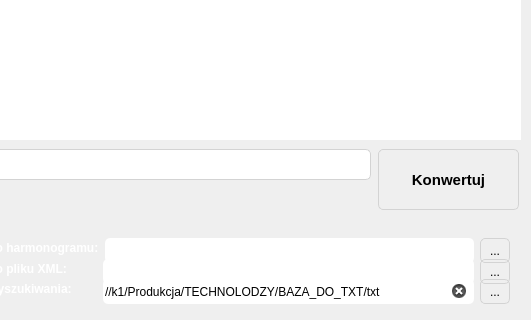
Above: mainwindow.ui from RStravinsky/ExcelToXML before the change; both pictures show x 90 to 621 and y 201 to 521 of the 621 by 521 pixel window. Below: the same form after it.
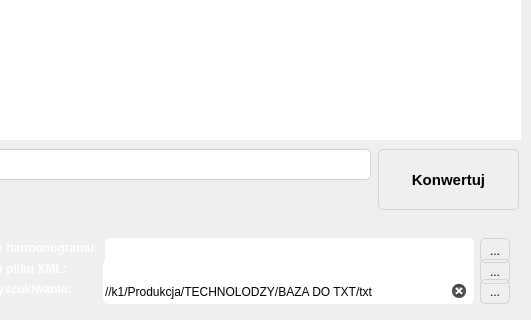
That is the form after the change. Icons and pictures are not drawn.

Patch:
```diff
--- a/mainwindow.ui
+++ b/mainwindow.ui
@@ -512,7 +512,7 @@
 }</string>
           </property>
           <property name="text">
-           <string>//k1/Produkcja/TECHNOLODZY/BAZA_DO_TXT/txt</string>
+           <string>//k1/Produkcja/TECHNOLODZY/BAZA DO TXT/txt</string>
           </property>
           <property name="readOnly">
            <bool>false</bool>
```
